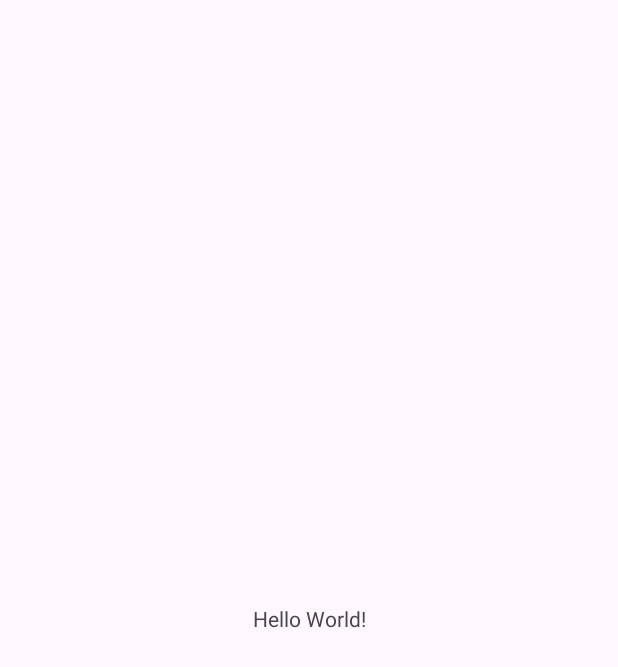
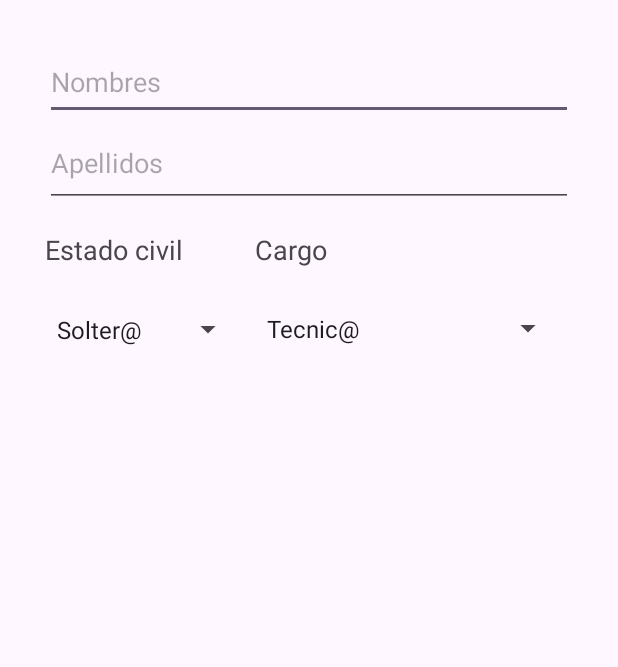
Before and after one commit to jimenezkaiet1b/DEIN-Android, an Android app: the screen it shows after launch (MainActivity), on a phone screen of 412 x 824 dp. Before the commit the part shown is almost empty. Shown: the top 667 px of the screen. Run offline under Robolectric (Android 15) with nearby library versions, the phone set to English and light mode, and no system bars.

Commit message:
Primera parte acabada

```diff
--- a/Layouts2dekaiet/app/build.gradle.kts
+++ b/Layouts2dekaiet/app/build.gradle.kts
@@ -5,7 +5,7 @@ plugins {
 
 android {
     namespace = "com.example.layouts2dekaiet"
-    compileSdk = 33
+    compileSdk = 34
 
     defaultConfig {
         applicationId = "com.example.layouts2dekaiet"
--- a/Layouts2dekaiet/app/src/main/java/com/example/layouts2dekaiet/MainActivity.kt
+++ b/Layouts2dekaiet/app/src/main/java/com/example/layouts2dekaiet/MainActivity.kt
@@ -6,6 +6,6 @@ import android.os.Bundle
 class MainActivity : AppCompatActivity() {
     override fun onCreate(savedInstanceState: Bundle?) {
         super.onCreate(savedInstanceState)
-        setContentView(R.layout.activity_main)
+        setContentView(R.layout.relative_layout)
     }
 }
--- a/Layouts2dekaiet/app/src/main/res/layout/activity_main.xml
+++ /dev/null
@@ -1,18 +0,0 @@
-<?xml version="1.0" encoding="utf-8"?>
-<androidx.constraintlayout.widget.ConstraintLayout xmlns:android="http://schemas.android.com/apk/res/android"
-    xmlns:app="http://schemas.android.com/apk/res-auto"
-    xmlns:tools="http://schemas.android.com/tools"
-    android:layout_width="match_parent"
-    android:layout_height="match_parent"
-    tools:context=".MainActivity">
-
-    <TextView
-        android:layout_width="wrap_content"
-        android:layout_height="wrap_content"
-        android:text="Hello World!"
-        app:layout_constraintBottom_toBottomOf="parent"
-        app:layout_constraintEnd_toEndOf="parent"
-        app:layout_constraintStart_toStartOf="parent"
-        app:layout_constraintTop_toTopOf="parent" />
-
-</androidx.constraintlayout.widget.ConstraintLayout>
--- /dev/null
+++ b/Layouts2dekaiet/app/src/main/res/layout/relative_layout.xml
@@ -0,0 +1,74 @@
+<?xml version="1.0" encoding="utf-8"?>
+<RelativeLayout xmlns:android="http://schemas.android.com/apk/res/android"
+    xmlns:app="http://schemas.android.com/apk/res-auto"
+    xmlns:tools="http://schemas.android.com/tools"
+    android:layout_width="match_parent"
+    android:layout_height="match_parent"
+    android:padding="@dimen/activity_horizontal_margin"
+    tools:context=".MainActivity">
+
+    <EditText
+        android:id="@+id/input_nombre"
+        android:layout_width="400dp"
+        android:layout_height="50dp"
+        android:layout_alignParentTop="true"
+        android:ems="10"
+        android:hint="Nombres"
+        android:inputType="text" />
+
+    <EditText
+        android:id="@+id/input_apellido"
+        android:layout_width="400dp"
+        android:layout_height="58dp"
+        android:layout_below="@id/input_nombre"
+        android:hint="Apellidos"
+        />
+
+    <TextView
+        android:id="@+id/texto_estado_civil"
+        android:layout_width="wrap_content"
+        android:layout_height="wrap_content"
+        android:layout_below="@+id/input_apellido"
+        android:layout_alignParentLeft="true"
+        android:layout_marginRight="48dp"
+        android:paddingTop="16dp"
+        android:paddingBottom="8dp"
+        android:text="Estado civil"
+        android:textAppearance="?android:attr/textAppearanceMedium" />
+
+    <Spinner
+        android:id="@+id/spinner_estado_civil"
+        android:layout_width="133dp"
+        android:layout_height="66dp"
+        android:layout_below="@+id/texto_estado_civil"
+        android:layout_marginRight="7dp"
+        android:layout_toLeftOf="@+id/spinner_cargo"
+        android:entries="@array/lista_estado_civil" />
+
+
+    <TextView
+        android:id="@+id/texto_cargo"
+        android:layout_width="99dp"
+        android:layout_height="48dp"
+        android:layout_below="@+id/input_apellido"
+        android:layout_centerHorizontal="true"
+        android:layout_marginRight="48dp"
+        android:layout_toRightOf="@+id/texto_estado_civil"
+        android:paddingTop="16dip"
+        android:paddingBottom="8dip"
+        android:text="Cargo"
+        android:textSize="18sp" />
+
+
+    <Spinner
+        android:id="@+id/spinner_cargo"
+        android:layout_width="238dp"
+        android:layout_height="66dp"
+        android:layout_below="@+id/texto_cargo"
+        android:layout_alignStart="@+id/texto_cargo"
+        android:layout_alignLeft="@+id/texto_cargo"
+        android:layout_alignParentEnd="true"
+        android:layout_marginEnd="6dp"
+        android:entries="@array/lista_cargo" />
+
+</RelativeLayout>
--- /dev/null
+++ b/Layouts2dekaiet/app/src/main/res/values/arrays.xml
@@ -0,0 +1,13 @@
+<?xml version="1.0" encoding="utf-8"?>
+<resources>
+    <array name="lista_estado_civil">
+        <item>Solter@</item>
+        <item>Casad@</item>
+    </array>
+
+    <array name="lista_cargo">
+        <item>Tecnic@</item>
+        <item>Adeministrativ@</item>
+    </array>
+
+</resources>
--- /dev/null
+++ b/Layouts2dekaiet/app/src/main/res/values/dimensiones.xml
@@ -0,0 +1,4 @@
+<?xml version="1.0" encoding="utf-8"?>
+<resources>
+    <dimen name="activity_horizontal_margin">30dp</dimen>
+</resources>
```
